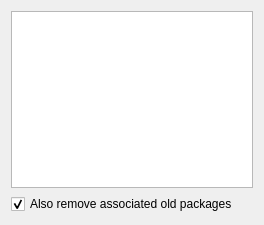
Before: the Qt Designer form ui/removeDlg.ui in KDE/kcm-grub2, drawn with Qt 5.
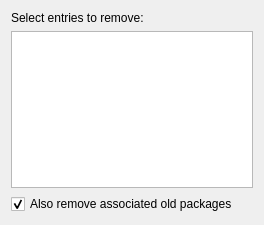
After: the same form once the commit is applied. Custom widgets are drawn as their Qt base class.

Commit message: Clarify what will happen to the checked items.

```diff
--- a/ui/removeDlg.ui
+++ b/ui/removeDlg.ui
@@ -11,6 +11,13 @@
    </rect>
   </property>
   <layout class="QVBoxLayout" name="verticalLayout">
+   <item>
+    <widget class="QLabel" name="label">
+     <property name="text">
+      <string comment="@label:listbox">Select entries to remove:</string>
+     </property>
+    </widget>
+   </item>
    <item>
     <widget class="KListWidget" name="klistwidget"/>
    </item>
```
